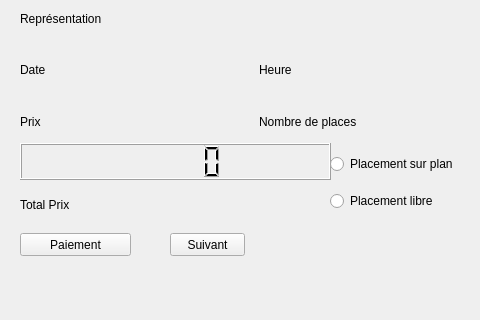
Old version of the form FestiClicC/billetterie.ui in the repository FestiClic/FestiClic3; both pictures show x 0 to 480 and y 307 to 627 of the 900 by 627 pixel window.
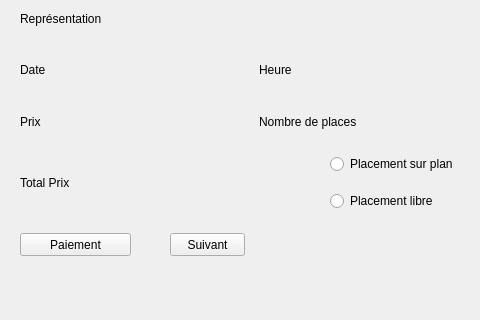
New version of the form.

Patch:
```diff
--- a/FestiClicC/billetterie.ui
+++ b/FestiClicC/billetterie.ui
@@ -190,9 +190,6 @@
     </rect>
    </property>
    <layout class="QVBoxLayout" name="verticalLayout">
-    <item>
-     <widget class="QLCDNumber" name="lcdNumber"/>
-    </item>
     <item>
      <widget class="QLabel" name="bLabelTotalPrix">
       <property name="text">
```
